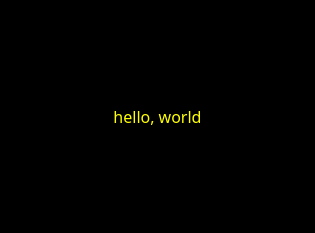
Qt form src/klassenbuchmagicViewBase.ui (PraeluceantBoreus/KlassenbuchMagic) before a commit.
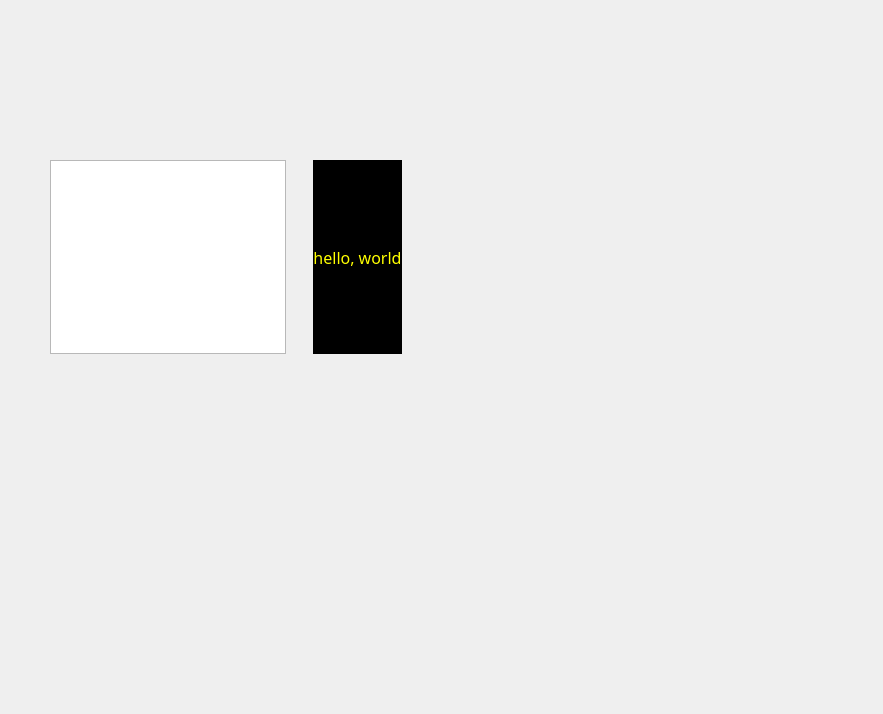
The same form after that commit.

```diff
--- a/src/klassenbuchmagicViewBase.ui
+++ b/src/klassenbuchmagicViewBase.ui
@@ -6,8 +6,8 @@
    <rect>
     <x>0</x>
     <y>0</y>
-    <width>315</width>
-    <height>233</height>
+    <width>883</width>
+    <height>714</height>
    </rect>
   </property>
   <property name="windowTitle">
@@ -16,23 +16,17 @@
   <property name="autoFillBackground">
    <bool>true</bool>
   </property>
-  <layout class="QGridLayout">
-   <property name="leftMargin">
-    <number>0</number>
+  <widget class="QWidget" name="">
+   <property name="geometry">
+    <rect>
+     <x>50</x>
+     <y>160</y>
+     <width>352</width>
+     <height>194</height>
+    </rect>
    </property>
-   <property name="topMargin">
-    <number>0</number>
-   </property>
-   <property name="rightMargin">
-    <number>0</number>
-   </property>
-   <property name="bottomMargin">
-    <number>0</number>
-   </property>
-   <property name="spacing">
-    <number>6</number>
-   </property>
-   <item row="0" column="0">
+   <layout class="QGridLayout" name="gridLayout">
+    <item row="0" column="2">
     <widget class="QLabel" name="templateLabel">
      <property name="palette">
       <palette>
@@ -202,7 +196,24 @@
      </property>
     </widget>
    </item>
-  </layout>
+    <item row="0" column="0">
+     <widget class="QListWidget" name="schuelerList"/>
+    </item>
+    <item row="0" column="1">
+     <spacer name="horizontalSpacer">
+      <property name="orientation">
+       <enum>Qt::Horizontal</enum>
+      </property>
+      <property name="sizeHint" stdset="0">
+       <size>
+        <width>40</width>
+        <height>20</height>
+       </size>
+      </property>
+     </spacer>
+    </item>
+   </layout>
+  </widget>
  </widget>
  <resources/>
  <connections/>
```
Lines whose indentation alone changed are shown as unchanged.
